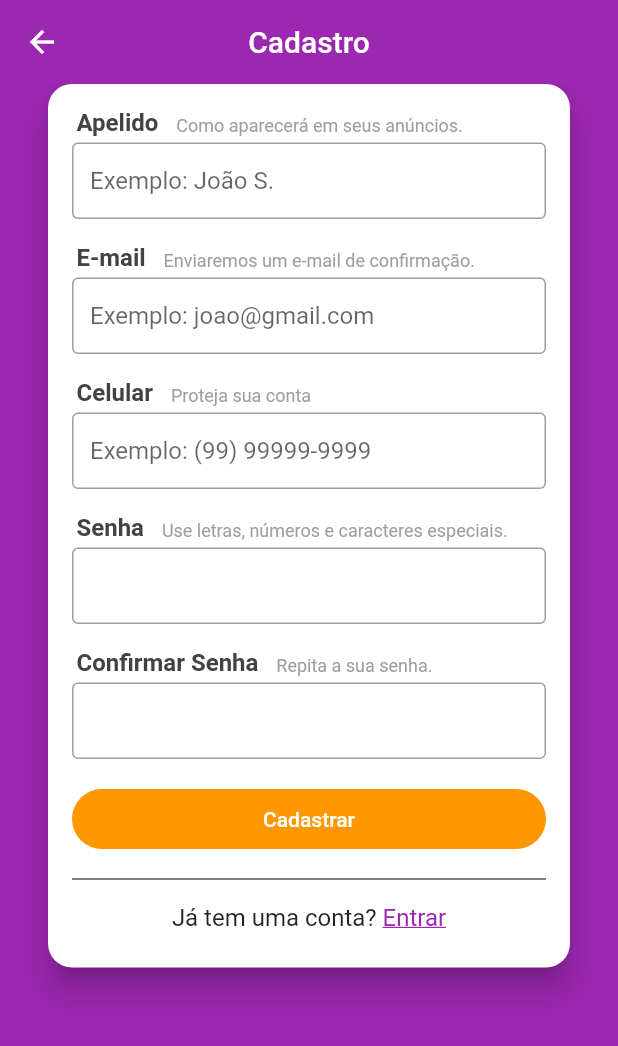
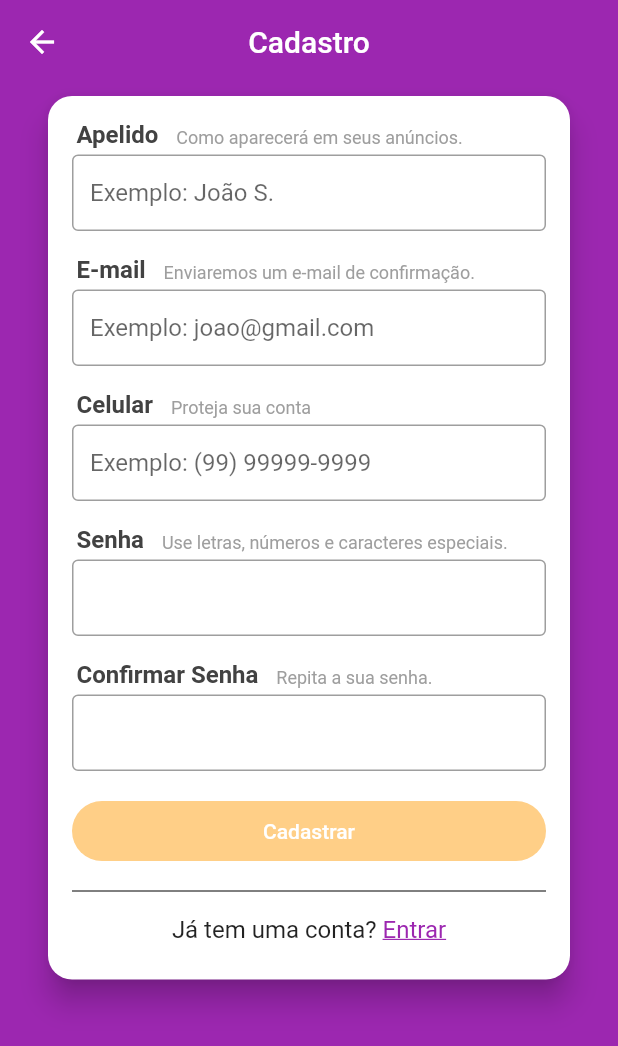
Before and after one commit to zampiroli/xlo_clone, a Flutter app: the LoginScreen screen opened directly, after a tap on "Cadastre-se", on a phone screen of 412 x 824 dp. Shown: the top 1046 px of the screen. Run offline on Flutter 3.47's test engine with Material 2 defaults, Android fonts, the phone set to English and light mode, and no system bars; our stand-ins replace brasil_fields, flutter_mobx, get_it, mobx, parse_server_sdk; generated files the repository leaves out were written again.

```diff
--- a/lib/screens/login/login_screen.dart
+++ b/lib/screens/login/login_screen.dart
@@ -12,6 +12,8 @@ class LoginScreen extends StatelessWidget {
       body: Container(
         alignment: Alignment.center,
         child: SingleChildScrollView(
+          child: Padding(
+            padding: const EdgeInsets.only(bottom: 16),
             child: Card(
               shape: RoundedRectangleBorder(
                 borderRadius: BorderRadius.circular(16),
@@ -32,7 +34,8 @@ class LoginScreen extends StatelessWidget {
                       ),
                     ),
                     Padding(
-                    padding: const EdgeInsets.only(left: 3, bottom: 4, top: 8),
+                      padding:
+                          const EdgeInsets.only(left: 3, bottom: 4, top: 8),
                       child: Text(
                         'E-mail',
                         style: TextStyle(
@@ -132,6 +135,7 @@ class LoginScreen extends StatelessWidget {
             ),
           ),
         ),
+      ),
     );
   }
 }
--- a/lib/screens/singup/singup_screen.dart
+++ b/lib/screens/singup/singup_screen.dart
@@ -1,10 +1,13 @@
 import 'package:brasil_fields/brasil_fields.dart';
-import 'package:flutter/foundation.dart';
 import 'package:flutter/material.dart';
 import 'package:flutter/services.dart';
+import 'package:flutter_mobx/flutter_mobx.dart';
 import 'package:xlo_clone/screens/singup/components/field_title.dart';
+import 'package:xlo_clone/stores/signup_store.dart';
 
 class SingUpScreen extends StatelessWidget {
+  final SignupStore signupStore = SignupStore();
+
   @override
   Widget build(BuildContext context) {
     return Scaffold(
@@ -15,6 +18,8 @@ class SingUpScreen extends StatelessWidget {
       body: SingleChildScrollView(
         child: Container(
           alignment: Alignment.center,
+          child: Padding(
+            padding: const EdgeInsets.only(bottom: 16, top: 8),
             child: Card(
               shape: RoundedRectangleBorder(
                 borderRadius: BorderRadius.circular(16),
@@ -31,75 +36,113 @@ class SingUpScreen extends StatelessWidget {
                       title: 'Apelido',
                       subtitle: 'Como aparecerá em seus anúncios.',
                     ),
-                  TextField(
+                    Observer(builder: (_) {
+                      return TextField(
+                        enabled: !signupStore.loading,
                         decoration: InputDecoration(
                           border: OutlineInputBorder(),
                           isDense: true,
-                        hintText: 'Exemplo: João S.'),
+                          hintText: 'Exemplo: João S.',
+                          errorText: signupStore.nameError,
                         ),
+                        onChanged: signupStore.setName,
+                      );
+                    }),
                     const SizedBox(height: 16),
                     FieldTitle(
                       title: 'E-mail',
                       subtitle: 'Enviaremos um e-mail de confirmação.',
                     ),
-                  TextField(
+                    Observer(builder: (_) {
+                      return TextField(
+                        enabled: !signupStore.loading,
                         decoration: InputDecoration(
                           border: OutlineInputBorder(),
                           isDense: true,
-                        hintText: 'Exemplo: joao@gmail.com'),
+                          hintText: 'Exemplo: joao@gmail.com',
+                          errorText: signupStore.emailError,
+                        ),
                         keyboardType: TextInputType.emailAddress,
                         autocorrect: false,
-                  ),
+                        onChanged: signupStore.setEmail,
+                      );
+                    }),
                     const SizedBox(height: 16),
                     FieldTitle(
                       title: 'Celular',
                       subtitle: 'Proteja sua conta',
                     ),
-                  TextField(
+                    Observer(builder: (_) {
+                      return TextField(
+                        enabled: !signupStore.loading,
                         decoration: InputDecoration(
                           border: OutlineInputBorder(),
                           isDense: true,
-                        hintText: 'Exemplo: (99) 99999-9999'),
+                          hintText: 'Exemplo: (99) 99999-9999',
+                          errorText: signupStore.phoneError,
+                        ),
                         keyboardType: TextInputType.phone,
                         inputFormatters: [
+                          // ignore: deprecated_member_use
                           WhitelistingTextInputFormatter.digitsOnly,
                           TelefoneInputFormatter()
                         ],
-                  ),
+                        onChanged: signupStore.setPhone,
+                      );
+                    }),
                     const SizedBox(height: 16),
                     FieldTitle(
                       title: 'Senha',
                       subtitle: 'Use letras, números e caracteres especiais.',
                     ),
-                  TextField(
+                    Observer(builder: (_) {
+                      return TextField(
+                        enabled: !signupStore.loading,
                         decoration: InputDecoration(
-                        border: const OutlineInputBorder(), isDense: true),
+                          border: const OutlineInputBorder(),
+                          isDense: true,
+                          errorText: signupStore.pass1Error,
+                        ),
                         obscureText: true,
-                  ),
+                        onChanged: signupStore.setPass1,
+                      );
+                    }),
                     const SizedBox(height: 16),
                     FieldTitle(
                       title: 'Confirmar Senha',
                       subtitle: 'Repita a sua senha.',
                     ),
-                  TextField(
+                    Observer(builder: (_) {
+                      return TextField(
+                        enabled: !signupStore.loading,
                         decoration: InputDecoration(
-                        border: const OutlineInputBorder(), isDense: true),
+                          border: const OutlineInputBorder(),
+                          isDense: true,
+                          errorText: signupStore.pass2Error,
+                        ),
                         obscureText: true,
-                  ),
-                  Container(
+                        onChanged: signupStore.setPass2,
+                      );
+                    }),
+                    Observer(builder: (_) {
+                      return Container(
                         height: 40,
                         margin: const EdgeInsets.only(top: 20, bottom: 12),
                         child: RaisedButton(
                           color: Colors.orange,
-                      child: Text('Cadastrar'),
+                          child: signupStore.loading
+                              ? CircularProgressIndicator()
+                              : Text('Cadastrar'),
                           textColor: Colors.white,
+                          disabledColor: Colors.orange.withAlpha(120),
                           elevation: 0,
                           shape: RoundedRectangleBorder(
                             borderRadius: BorderRadius.circular(20),
                           ),
-                      onPressed: () {},
+                          onPressed: signupStore.signupPressed,
                         ),
-                  ),
+                      );
+                    }),
                     Divider(color: Colors.black),
                     Padding(
                       padding: const EdgeInsets.symmetric(vertical: 8),
@@ -130,6 +173,7 @@ class SingUpScreen extends StatelessWidget {
             ),
           ),
         ),
+      ),
     );
   }
 }
--- /dev/null
+++ b/lib/stores/signup_store.dart
@@ -0,0 +1,114 @@
+import 'package:mobx/mobx.dart';
+import 'package:xlo_clone/helpers/extension.dart';
+part 'signup_store.g.dart';
+
+class SignupStore = _SignupStoreBase with _$SignupStore;
+
+abstract class _SignupStoreBase with Store {
+  //Validação apelido
+  @observable
+  String name;
+
+  @action
+  void setName(String value) => name = value;
+
+  @computed
+  bool get nameValid => name != null && name.length > 6;
+  String get nameError {
+    if (name == null || nameValid)
+      return null;
+    else if (name == null || name.isEmpty)
+      return 'Campo obrigatório!';
+    else
+      return 'Nome muito curto.';
+  }
+
+  //Validação email
+  @observable
+  String email;
+
+  @action
+  void setEmail(String value) => email = value;
+
+  @computed
+  bool get emailValid => email != null && email.isEmailValid();
+  String get emailError {
+    if (email == null || emailValid)
+      return null;
+    else if (email.isEmpty)
+      return 'Campo obrigatório';
+    else
+      return 'E-mail inválido';
+  }
+
+  //Validação telefone
+  @observable
+  String phone;
+
+  @action
+  void setPhone(String value) => phone = value;
+
+  @computed
+  bool get phoneValid => phone != null && phone.length >= 14;
+  String get phoneError {
+    if (phone == null || phoneValid)
+      return null;
+    else if (phone.isEmpty)
+      return 'Campo obrigatório';
+    else
+      return 'Celular inválido';
+  }
+
+  //Validação Senha
+  @observable
+  String pass1;
+
+  @action
+  void setPass1(String value) => pass1 = value;
+
+  @computed
+  bool get pass1Valid => pass1 != null && pass1.length >= 6;
+  String get pass1Error {
+    if (pass1 == null || pass1Valid)
+      return null;
+    else if (pass1.isEmpty)
+      return 'Campo obrigatório';
+    else
+      return 'Senha muito curta';
+  }
+
+  //Validação confirmação de senha
+  @observable
+  String pass2;
+
+  @action
+  void setPass2(String value) => pass2 = value;
+
+  @computed
+  bool get pass2Valid => pass2 != null && pass2 == pass1;
+  String get pass2Error {
+    if (pass2 == null || pass2Valid)
+      return null;
+    else
+      return 'As senhas não coincidem';
+  }
+
+  @computed
+  bool get isFormValid =>
+      nameValid && emailValid && phoneValid && pass1Valid && pass2Valid;
+
+  @computed
+  Function get signupPressed => (isFormValid && !loading) ? _signUp : null;
+
+  @observable
+  bool loading = false;
+
+  @action
+  Future<void> _signUp() async {
+    loading = true;
+    print(loading);
+    await Future.delayed(Duration(seconds: 3));
+    loading = false;
+    print(loading);
+  }
+}
```
Also changed, not shown: lib/helpers/extension.dart (added, +7 -0 lines), lib/stores/signup_store.g.dart (added), 3 other files. Lines whose indentation alone changed are shown as unchanged.
